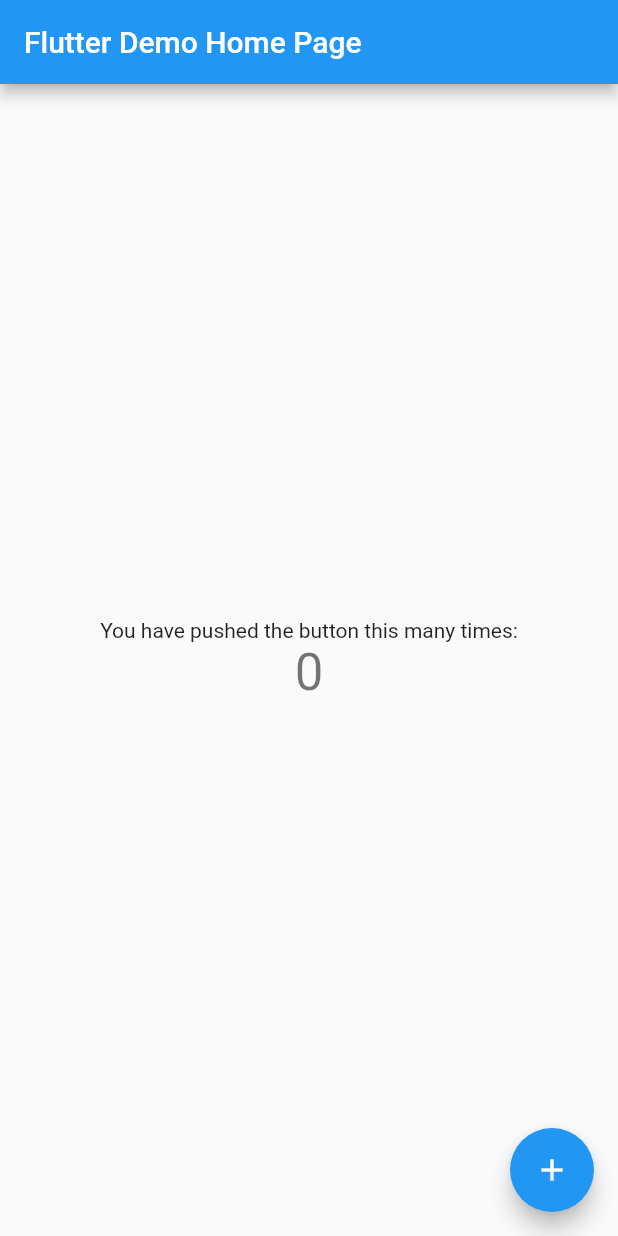
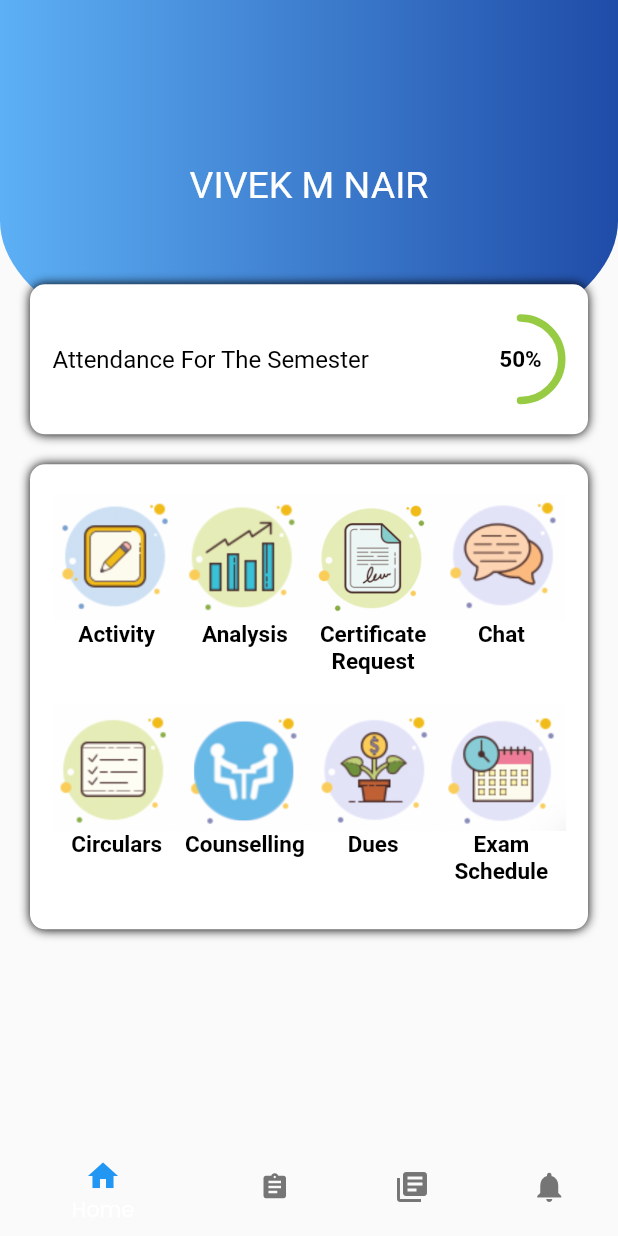
Before and after one commit to GDSCSCTCE/Student-Port, a Flutter app: the screen it shows after launch, on a phone screen of 412 x 824 dp. Run offline on Flutter 3.47's test engine with Material 2 defaults, Android fonts, the phone set to English and light mode, and no system bars; drawn by our look-alikes of percent_indicator; our stand-ins replace google_fonts, sizer.

Commit message:
Merge with origin/master

```diff
--- a/lib/main.dart
+++ b/lib/main.dart
@@ -1,6 +1,13 @@
 import 'package:flutter/material.dart';
+import 'package:flutter/services.dart';
+import 'package:google_fonts/google_fonts.dart';
+import 'package:sct_lab/views/splash_screen/splash_screen.dart';
+import 'package:sizer/sizer.dart';
 
-void main() {
+void main() async {
+  WidgetsFlutterBinding.ensureInitialized();
+  SystemChrome.setPreferredOrientations(
+      [DeviceOrientation.portraitUp, DeviceOrientation.portraitDown]);
   runApp(const MyApp());
 }
 
@@ -10,106 +17,16 @@
   // This widget is the root of your application.
   @override
   Widget build(BuildContext context) {
-    return MaterialApp(
-      title: 'Flutter Demo',
-      theme: ThemeData(
-        // This is the theme of your application.
-        //
-        // Try running your application with "flutter run". You'll see the
-        // application has a blue toolbar. Then, without quitting the app, try
-        // changing the primarySwatch below to Colors.green and then invoke
-        // "hot reload" (press "r" in the console where you ran "flutter run",
-        // or simply save your changes to "hot reload" in a Flutter IDE).
-        // Notice that the counter didn't reset back to zero; the application
-        // is not restarted.
-        primarySwatch: Colors.blue,
-      ),
-      home: const MyHomePage(title: 'Flutter Demo Home Page'),
-    );
+    return Sizer(builder: (context, orientation, deviceType) {
+      return MaterialApp(
+        title: 'Flutter Demo',
+        theme: ThemeData(
+          textTheme: TextTheme(
+            headline1: GoogleFonts.poppins(color: const Color(0xff212121)),
+          ),
+        ),
+        home: const SplashScreen(),
+      );
+    });
   }
 }
-
-class MyHomePage extends StatefulWidget {
-  const MyHomePage({super.key, required this.title});
-
-  // This widget is the home page of your application. It is stateful, meaning
-  // that it has a State object (defined below) that contains fields that affect
-  // how it looks.
-
-  // This class is the configuration for the state. It holds the values (in this
-  // case the title) provided by the parent (in this case the App widget) and
-  // used by the build method of the State. Fields in a Widget subclass are
-  // always marked "final".
-
-  final String title;
-
-  @override
-  State<MyHomePage> createState() => _MyHomePageState();
-}
-
-class _MyHomePageState extends State<MyHomePage> {
-  int _counter = 0;
-
-  void _incrementCounter() {
-    setState(() {
-      // This call to setState tells the Flutter framework that something has
-      // changed in this State, which causes it to rerun the build method below
-      // so that the display can reflect the updated values. If we changed
-      // _counter without calling setState(), then the build method would not be
-      // called again, and so nothing would appear to happen.
-      _counter++;
-    });
-  }
-
-  @override
-  Widget build(BuildContext context) {
-    // This method is rerun every time setState is called, for instance as done
-    // by the _incrementCounter method above.
-    //
-    // The Flutter framework has been optimized to make rerunning build methods
-    // fast, so that you can just rebuild anything that needs updating rather
-    // than having to individually change instances of widgets.
-    return Scaffold(
-      appBar: AppBar(
-        // Here we take the value from the MyHomePage object that was created by
-        // the App.build method, and use it to set our appbar title.
-        title: Text(widget.title),
-      ),
-      body: Center(
-        // Center is a layout widget. It takes a single child and positions it
-        // in the middle of the parent.
-        child: Column(
-          // Column is also a layout widget. It takes a list of children and
-          // arranges them vertically. By default, it sizes itself to fit its
-          // children horizontally, and tries to be as tall as its parent.
-          //
-          // Invoke "debug painting" (press "p" in the console, choose the
-          // "Toggle Debug Paint" action from the Flutter Inspector in Android
-          // Studio, or the "Toggle Debug Paint" command in Visual Studio Code)
-          // to see the wireframe for each widget.
-          //
-          // Column has various properties to control how it sizes itself and
-          // how it positions its children. Here we use mainAxisAlignment to
-          // center the children vertically; the main axis here is the vertical
-          // axis because Columns are vertical (the cross axis would be
-          // horizontal).
-          mainAxisAlignment: MainAxisAlignment.center,
-          children: <Widget>[
-            const Text(
-              'You have pushed the button this many times:',
-            ),
-            Text(
-              '$_counter',
-              style: Theme.of(context).textTheme.headline4,
-            ),
-          ],
-        ),
-      ),
-      floatingActionButton: FloatingActionButton(
-        onPressed: _incrementCounter,
-        tooltip: 'Increment',
-        child: const Icon(Icons.add),
-      ), // This trailing comma makes auto-formatting nicer for build methods.
-    );
-  }
-}
--- /dev/null
+++ b/lib/views/home_screen/home_screen.dart
@@ -0,0 +1,238 @@
+import 'package:flutter/material.dart';
+import 'package:google_fonts/google_fonts.dart';
+import 'package:percent_indicator/circular_percent_indicator.dart';
+import 'package:sizer/sizer.dart';
+
+class HomeScreen extends StatefulWidget {
+  const HomeScreen({super.key});
+
+  @override
+  State<HomeScreen> createState() => _HomeScreenState();
+}
+
+class _HomeScreenState extends State<HomeScreen> {
+  static const CONTENT_LABELS = [
+    'Activity',
+    'Analysis',
+    'Certificate Request',
+    'Chat',
+    'Circulars',
+    'Counselling',
+    'Dues',
+    'Exam Schedule'
+  ];
+
+  List<BottomNavigationBarItem> _getBottomNavBarItems() {
+    return [
+      BottomNavigationBarItem(
+        icon: Icon(
+          Icons.home,
+          color: Colors.grey[600],
+        ),
+        label: "Home",
+        activeIcon: Icon(
+          Icons.home,
+          color: Colors.blue,
+        ),
+      ),
+      BottomNavigationBarItem(
+        icon: Icon(
+          Icons.assignment,
+          color: Colors.grey[600],
+          size: 20,
+        ),
+        label: "Assignments",
+        activeIcon: Icon(
+          Icons.assignment,
+          color: Colors.blue,
+          size: 20,
+        ),
+      ),
+      BottomNavigationBarItem(
+        icon: Icon(
+          Icons.my_library_books,
+          color: Colors.grey[600],
+        ),
+        label: "Study Materials",
+        activeIcon: Icon(
+          Icons.my_library_books,
+          color: Colors.blue,
+        ),
+      ),
+      BottomNavigationBarItem(
+        icon: Icon(
+          Icons.notifications,
+          color: Colors.grey[600],
+        ),
+        label: "Notice Board",
+        activeIcon: Icon(
+          Icons.notifications,
+          color: Colors.blue,
+        ),
+      ),
+    ];
+  }
+
+  Widget _bottomNavigationSheet() {
+    return BottomNavigationBar(
+      currentIndex: 0,
+      backgroundColor: const Color(0xfffbfbfb),
+      elevation: 0,
+      selectedLabelStyle: GoogleFonts.poppins(color: Color(0xff212121)),
+      unselectedLabelStyle: GoogleFonts.poppins(color: Color(0xff212121)),
+      onTap: (int index) {},
+      items: _getBottomNavBarItems(),
+    );
+  }
+
+  Widget _getAppBar() {
+    return Container(
+      height: 30.h,
+      width: double.infinity,
+      alignment: Alignment.center,
+      decoration: BoxDecoration(
+        gradient: const LinearGradient(
+          colors: [
+            Color(0xff5DB0F5),
+            Color(0xff1F4CA8),
+          ],
+          begin: Alignment.centerLeft,
+          end: Alignment.centerRight,
+        ),
+        borderRadius: BorderRadius.vertical(
+            bottom:
+                Radius.elliptical(MediaQuery.of(context).size.width, 200.0)),
+      ),
+      child: const Text(
+        "VIVEK M NAIR",
+        style: TextStyle(color: Colors.white, fontSize: 25),
+      ),
+    );
+  }
+
+  Widget _getAttendanceCard() {
+    return Container(
+      width: double.infinity,
+      alignment: Alignment.center,
+      padding: const EdgeInsets.symmetric(vertical: 20, horizontal: 15),
+      decoration: const BoxDecoration(
+        color: Colors.white,
+        borderRadius: BorderRadius.all(Radius.circular(10)),
+        boxShadow: [
+          BoxShadow(
+            blurRadius: 5.0,
+          )
+        ],
+      ),
+      child: Row(
+        mainAxisAlignment: MainAxisAlignment.spaceBetween,
+        children: [
+          const Text(
+            "Attendance For The Semester",
+            style: TextStyle(color: Colors.black, fontSize: 16),
+          ),
+          CircularPercentIndicator(
+            radius: 30,
+            lineWidth: 5,
+            percent: .5,
+            animationDuration: 700,
+            animation: true,
+            curve: Curves.decelerate,
+            restartAnimation: false,
+            animateFromLastPercent: false,
+            center: const Text(
+              "50%",
+              style: TextStyle(
+                color: Colors.black,
+                fontWeight: FontWeight.w600,
+                fontSize: 15,
+              ),
+            ),
+            circularStrokeCap: CircularStrokeCap.round,
+            progressColor: Color(0xff97CB43),
+            backgroundColor: Colors.white,
+          ),
+        ],
+      ),
+    );
+  }
+
+  Widget _getMainContentCard() {
+    return Container(
+      width: double.infinity,
+      alignment: Alignment.center,
+      padding: const EdgeInsets.symmetric(vertical: 20, horizontal: 15),
+      decoration: const BoxDecoration(
+        color: Colors.white,
+        borderRadius: BorderRadius.all(Radius.circular(10)),
+        boxShadow: [
+          BoxShadow(
+            blurRadius: 5.0,
+          )
+        ],
+      ),
+      child: GridView.builder(
+        shrinkWrap: true,
+        gridDelegate: SliverGridDelegateWithMaxCrossAxisExtent(
+          maxCrossAxisExtent: 25.w,
+          mainAxisExtent: 130,
+          mainAxisSpacing: 10,
+        ),
+        addAutomaticKeepAlives: true,
+        itemCount: 8,
+        physics: BouncingScrollPhysics(),
+        itemBuilder: (context, index) {
+          return InkWell(
+            onTap: () {},
+            child: Column(
+              children: [
+                Image.asset("assets/home_screen/cont_$index.png"),
+                Text(
+                  CONTENT_LABELS[index],
+                  textAlign: TextAlign.center,
+                  style: TextStyle(
+                    color: Colors.black,
+                    fontWeight: FontWeight.w600,
+                    fontSize: 15,
+                  ),
+                ),
+              ],
+            ),
+          );
+        },
+      ),
+    );
+  }
+
+  @override
+  Widget build(BuildContext context) {
+    return Scaffold(
+      body: Stack(
+        alignment: Alignment.topCenter,
+        fit: StackFit.loose,
+        children: [
+          _getAppBar(),
+          SingleChildScrollView(
+            child: Padding(
+              padding: const EdgeInsets.symmetric(horizontal: 20.0),
+              child: Column(
+                mainAxisSize: MainAxisSize.max,
+                children: [
+                  SizedBox(
+                    height: 23.h,
+                  ),
+                  _getAttendanceCard(),
+                  SizedBox(
+                    height: 20,
+                  ),
+                  _getMainContentCard()
+                ],
+              ),
+            ),
+          )
+        ],
+      ),
+      bottomNavigationBar: _bottomNavigationSheet(),
+    );
+  }
+}
--- /dev/null
+++ b/lib/views/splash_screen/splash_screen.dart
@@ -0,0 +1,68 @@
+import 'package:flutter/cupertino.dart';
+import 'package:flutter/material.dart';
+import 'package:sct_lab/views/home_screen/home_screen.dart';
+import 'package:sizer/sizer.dart';
+
+class SplashScreen extends StatefulWidget {
+  const SplashScreen({super.key});
+
+  @override
+  State<SplashScreen> createState() => _SplashScreenState();
+}
+
+class _SplashScreenState extends State<SplashScreen> {
+  @override
+  void initState() {
+    // TODO: implement initState
+    super.initState();
+    _pushToHome();
+  }
+
+  void _pushToHome() async {
+    await Future.delayed(Duration(seconds: 2));
+
+    if (mounted) {
+      Navigator.pushReplacement(context,
+          CupertinoPageRoute(builder: (builder) => const HomeScreen()));
+    }
+  }
+
+  @override
+  Widget build(BuildContext context) {
+    return Scaffold(
+      body: Container(
+        decoration: const BoxDecoration(
+          gradient: LinearGradient(
+            colors: [
+              Color(0xff5DB0F5),
+              Color(0xff1F4CA8),
+            ],
+            begin: Alignment.topRight,
+            end: Alignment.bottomLeft,
+          ),
+        ),
+        child: Center(
+          child: Column(
+            mainAxisAlignment: MainAxisAlignment.center,
+            children: [
+              Text(
+                'sctlab',
+                style: TextStyle(
+                    fontSize: 30,
+                    color: Colors.white,
+                    fontWeight: FontWeight.w300),
+              ),
+              SizedBox(
+                height: 30.h,
+              ),
+              CupertinoActivityIndicator(
+                color: Colors.white,
+                radius: 15,
+              ),
+            ],
+          ),
+        ),
+      ),
+    );
+  }
+}
```
Also changed, not shown: pubspec.yaml (+5 -2 lines), assets/home_screen/cont_0.png (added), assets/home_screen/cont_1.png (added), assets/home_screen/cont_2.png (added), assets/home_screen/cont_3.png (added), assets/home_screen/cont_4.png (added), assets/home_screen/cont_5.png (added), assets/home_screen/cont_6.png (added), assets/home_screen/cont_7.png (added), pubspec.lock, 8 other files.
